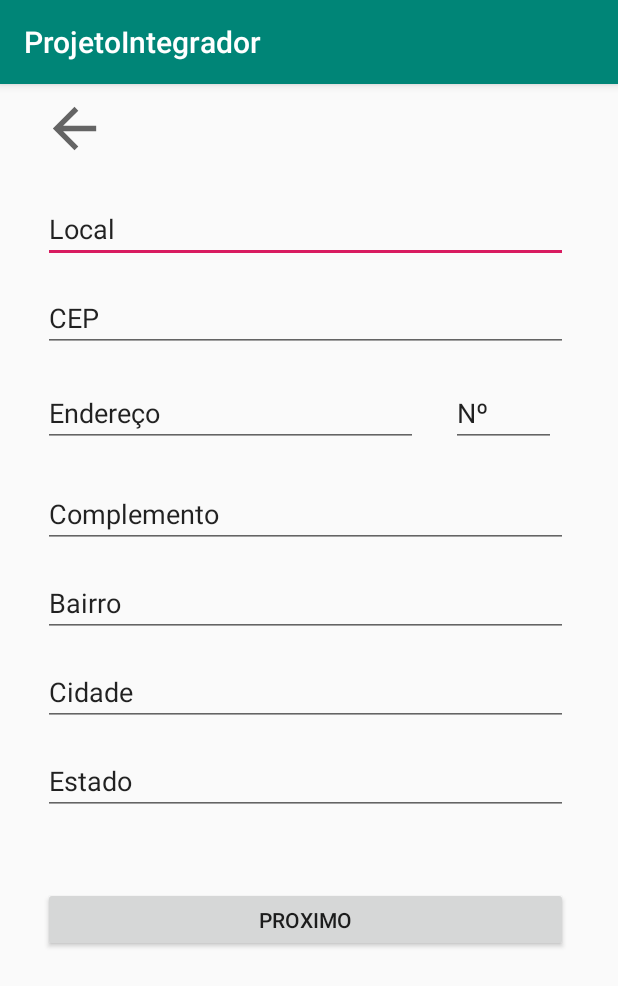
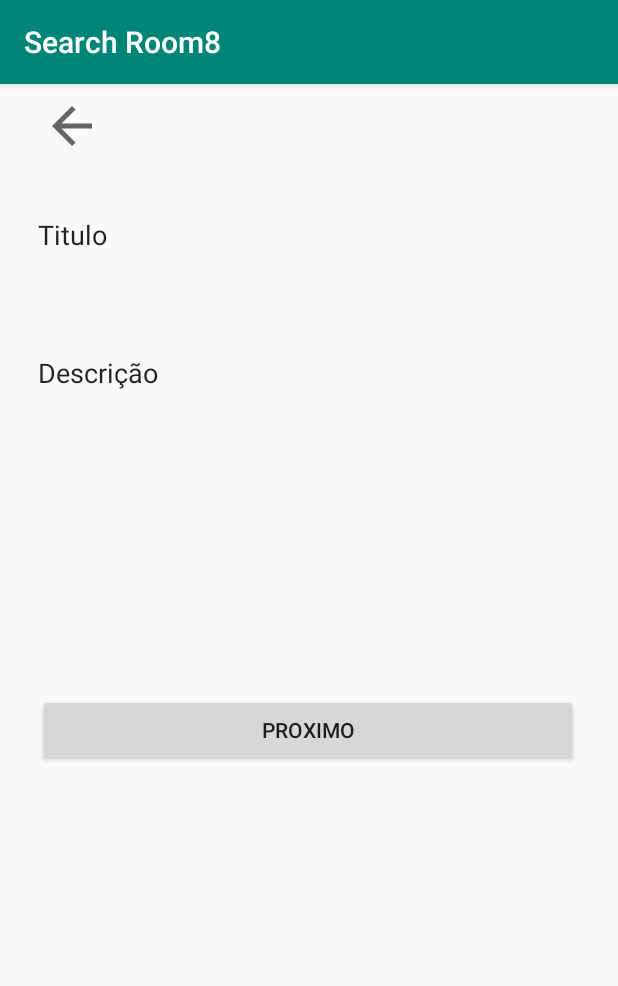
Before and after one commit to furstsoo/PI4, an Android app: the CadastroActivity screen opened directly, with no data from a screen before it, after a tap on "PROXIMO", on a phone screen of 412 x 824 dp. Shown: the top 986 px of the screen. Run offline under Robolectric (Android 15) with nearby library versions, the phone set to English and light mode, and no system bars.

Commit message:
adição local

```diff
--- a/app/build.gradle
+++ b/app/build.gradle
@@ -27,4 +27,5 @@ dependencies {
     androidTestImplementation 'androidx.test:runner:1.2.0'
     androidTestImplementation 'androidx.test.espresso:espresso-core:3.2.0'
     implementation 'androidx.legacy:legacy-support-v4:1.0.0'
+    implementation 'com.google.android.material:material:1.0.0'
 }
--- a/app/src/main/java/com/example/projetointegrador/CadastroActivity.java
+++ b/app/src/main/java/com/example/projetointegrador/CadastroActivity.java
@@ -3,18 +3,27 @@ package com.example.projetointegrador;
 import android.content.Intent;
 import android.os.Bundle;
 import android.view.View;
+import android.widget.ArrayAdapter;
 import android.widget.Button;
+import android.widget.Spinner;
 
 import androidx.appcompat.app.AppCompatActivity;
 
 public class CadastroActivity extends AppCompatActivity {
+
+  Spinner tpCadastro;
 
   @Override
   protected void onCreate(Bundle savedInstanceState) {
     super.onCreate(savedInstanceState);
     setContentView(R.layout.activity_cadastro);
 
-    Button proximo_btn = findViewById(R.id.proximo_btn);
+    Button proximo_btn = findViewById(R.id.btnProximoCadUser);
+
+    tpCadastro = findViewById(R.id.spinTp_cadastro);
+
+    ArrayAdapter adapter = ArrayAdapter.createFromResource(this, R.array.tp_cadastro, android.R.layout.simple_spinner_item);
+    tpCadastro.setAdapter(adapter);
 
 
     proximo_btn.setOnClickListener(new View.OnClickListener() {
--- a/app/src/main/java/com/example/projetointegrador/CadastrolocalActivity.java
+++ b/app/src/main/java/com/example/projetointegrador/CadastrolocalActivity.java
@@ -1,6 +1,10 @@
 package com.example.projetointegrador;
 
+import android.content.Intent;
 import android.os.Bundle;
+import android.provider.MediaStore;
+import android.view.View;
+import android.widget.Button;
 
 import androidx.appcompat.app.AppCompatActivity;
 
@@ -11,5 +15,19 @@ public class CadastrolocalActivity extends AppCompatActivity {
     super.onCreate(savedInstanceState);
     setContentView(R.layout.activity_cadastrolocal);
 
+    Button btnProximoLocalCad = findViewById(R.id.btnProximoLocalCad);
+
+    btnProximoLocalCad.setOnClickListener(new View.OnClickListener() {
+      @Override
+      public void onClick(View view) {
+        /*Intent intent = new Intent(CadastrolocalActivity.this, LocalActivity.class);
+        startActivity(intent);*/
+
+        Intent foto = new Intent(MediaStore.ACTION_IMAGE_CAPTURE);
+        startActivity(foto);
+
+      }
+    });
+
     }
 }
--- a/app/src/main/res/layout/activity_cadastrolocal.xml
+++ b/app/src/main/res/layout/activity_cadastrolocal.xml
@@ -8,8 +8,8 @@
 
     <ImageView
         android:id="@+id/idVoltar"
-        android:layout_width="43dp"
-        android:layout_height="43dp"
+        android:layout_width="40dp"
+        android:layout_height="40dp"
         android:layout_marginStart="8dp"
         android:layout_marginLeft="8dp"
         android:layout_marginTop="8dp"
@@ -23,141 +23,60 @@
         tools:layout_conversion_absoluteHeight="43dp"
         tools:layout_conversion_absoluteWidth="43dp" />
 
-    <EditText
-        android:id="@+id/idTituloLocal"
-        android:layout_width="350dp"
-        android:layout_height="43dp"
+    <Button
+        android:id="@+id/btnProximoLocalCad"
+        android:layout_width="360dp"
+        android:layout_height="wrap_content"
         android:layout_marginStart="8dp"
         android:layout_marginLeft="8dp"
-        android:layout_marginTop="76dp"
-        android:layout_marginEnd="8dp"
-        android:layout_marginRight="8dp"
-        android:ems="10"
-        android:inputType="textPersonName"
-        android:text="Local"
-        app:layout_constraintEnd_toEndOf="parent"
-        app:layout_constraintHorizontal_bias="0.447"
-        app:layout_constraintStart_toStartOf="parent"
-        app:layout_constraintTop_toTopOf="parent"
-        tools:layout_conversion_absoluteHeight="43dp"
-        tools:layout_conversion_absoluteWidth="350dp" />
-
-    <EditText
-        android:id="@+id/idCEP"
-        android:layout_width="350dp"
-        android:layout_height="43dp"
-        android:layout_marginTop="16dp"
-        android:ems="10"
-        android:inputType="number"
-        android:text="CEP"
-        app:layout_constraintEnd_toEndOf="@+id/idTituloLocal"
-        app:layout_constraintStart_toStartOf="@+id/idTituloLocal"
-        app:layout_constraintTop_toBottomOf="@+id/idTituloLocal"
-        tools:layout_conversion_absoluteHeight="43dp"
-        tools:layout_conversion_absoluteWidth="178dp" />
-
-    <EditText
-        android:id="@+id/idEnd"
-        android:layout_width="250dp"
-        android:layout_height="43dp"
-        android:layout_marginTop="20dp"
-        android:ems="10"
-        android:inputType="textPersonName"
-        android:text="Endereço"
-        app:layout_constraintEnd_toEndOf="@+id/idCEP"
-        app:layout_constraintHorizontal_bias="0.0"
-        app:layout_constraintStart_toStartOf="@+id/idCEP"
-        app:layout_constraintTop_toBottomOf="@+id/idCEP"
-        tools:layout_conversion_absoluteHeight="43dp"
-        tools:layout_conversion_absoluteWidth="350dp" />
-
-    <EditText
-        android:id="@+id/idComplemento"
-        android:layout_width="350dp"
-        android:layout_height="43dp"
-        android:layout_marginTop="24dp"
-        android:ems="10"
-        android:inputType="textPersonName"
-        android:text="Complemento"
-        app:layout_constraintEnd_toEndOf="@+id/idEnd"
-        app:layout_constraintHorizontal_bias="0.0"
-        app:layout_constraintStart_toStartOf="@+id/idEnd"
-        app:layout_constraintTop_toBottomOf="@+id/idEnd"
-        tools:layout_conversion_absoluteHeight="43dp"
-        tools:layout_conversion_absoluteWidth="250dp" />
-
-    <EditText
-        android:id="@+id/textEstado"
-        android:layout_width="70dp"
-        android:layout_height="43dp"
-        android:layout_marginStart="16dp"
-        android:layout_marginLeft="16dp"
-        android:layout_marginTop="20dp"
-        android:layout_marginEnd="8dp"
-        android:layout_marginRight="8dp"
-        android:ems="10"
-        android:inputType="number"
-        android:text="Nº"
-        app:layout_constraintEnd_toEndOf="@+id/idCEP"
-        app:layout_constraintHorizontal_bias="1.0"
-        app:layout_constraintStart_toEndOf="@+id/idEnd"
-        app:layout_constraintTop_toBottomOf="@+id/idCEP"
-        tools:layout_conversion_absoluteHeight="43dp"
-        tools:layout_conversion_absoluteWidth="65dp" />
-
-    <EditText
-        android:id="@+id/textBairro"
-        android:layout_width="350dp"
-        android:layout_height="43dp"
-        android:layout_marginTop="16dp"
-        android:ems="10"
-        android:inputType="textPersonName"
-        android:text="Bairro"
-        app:layout_constraintEnd_toEndOf="@+id/idComplemento"
-        app:layout_constraintHorizontal_bias="0.514"
-        app:layout_constraintStart_toStartOf="@+id/idComplemento"
-        app:layout_constraintTop_toBottomOf="@+id/idComplemento"
-        tools:layout_conversion_absoluteHeight="43dp"
-        tools:layout_conversion_absoluteWidth="250dp" />
-
-    <EditText
-        android:id="@+id/editCidade"
-        android:layout_width="350dp"
-        android:layout_height="43dp"
-        android:layout_marginTop="16dp"
-        android:ems="10"
-        android:inputType="textPersonName"
-        android:text="Cidade"
-        app:layout_constraintEnd_toEndOf="@+id/textBairro"
-        app:layout_constraintStart_toStartOf="@+id/textBairro"
-        app:layout_constraintTop_toBottomOf="@+id/textBairro" />
-
-    <EditText
-        android:id="@+id/editEstado"
-        android:layout_width="350dp"
-        android:layout_height="43dp"
-        android:layout_marginTop="16dp"
-        android:ems="10"
-        android:inputType="textPersonName"
-        android:text="Estado"
-        app:layout_constraintEnd_toEndOf="@+id/editCidade"
-        app:layout_constraintStart_toStartOf="@+id/editCidade"
-        app:layout_constraintTop_toBottomOf="@+id/editCidade" />
-
-    <Button
-        android:id="@+id/btn_px"
-        android:layout_width="350dp"
-        android:layout_height="43dp"
-        android:layout_marginTop="472dp"
+        android:layout_marginTop="8dp"
         android:layout_marginBottom="8dp"
         android:text="Proximo"
         app:layout_constraintBottom_toBottomOf="parent"
-        app:layout_constraintEnd_toEndOf="@+id/editEstado"
-        app:layout_constraintHorizontal_bias="0.0"
-        app:layout_constraintStart_toStartOf="@+id/editEstado"
-        app:layout_constraintTop_toBottomOf="@+id/idVoltar"
-        app:layout_constraintVertical_bias="0.063"
+        app:layout_constraintEnd_toEndOf="@+id/taDescricao"
+        app:layout_constraintHorizontal_bias="1.0"
+        app:layout_constraintStart_toStartOf="@+id/taDescricao"
+        app:layout_constraintTop_toBottomOf="@+id/taDescricao"
+        app:layout_constraintVertical_bias="0.122"
         tools:layout_conversion_absoluteHeight="43dp"
         tools:layout_conversion_absoluteWidth="373dp" />
 
+    <EditText
+        android:id="@+id/taDescricao"
+        android:layout_width="360dp"
+        android:layout_height="176dp"
+        android:layout_marginTop="32dp"
+        android:background="@null"
+        android:gravity="top|left"
+        android:inputType="textMultiLine"
+        android:lines="6"
+        android:overScrollMode="always"
+        android:scrollbarStyle="insideInset"
+        android:scrollbars="vertical"
+        android:scrollHorizontally="false"
+        android:text="Descrição"
+        android:textAppearance="?android:attr/textAppearanceMedium"
+        app:layout_constraintEnd_toEndOf="@+id/taTitulo"
+        app:layout_constraintStart_toStartOf="@+id/taTitulo"
+        app:layout_constraintTop_toBottomOf="@+id/taTitulo" />
+
+    <EditText
+        android:id="@+id/taTitulo"
+        android:layout_width="360dp"
+        android:layout_height="60dp"
+        android:layout_marginTop="40dp"
+        android:background="@null"
+        android:gravity="top|left"
+        android:inputType="textMultiLine"
+        android:lines="2"
+        android:overScrollMode="always"
+        android:scrollbarStyle="insideInset"
+        android:scrollHorizontally="false"
+        android:text="Titulo"
+        android:textAppearance="?android:attr/textAppearanceMedium"
+        app:layout_constraintEnd_toEndOf="@+id/idVoltar"
+        app:layout_constraintHorizontal_bias="0.009"
+        app:layout_constraintStart_toStartOf="@+id/idVoltar"
+        app:layout_constraintTop_toBottomOf="@+id/idVoltar" />
+
 </androidx.constraintlayout.widget.ConstraintLayout>
--- a/app/src/main/res/values/strings.xml
+++ b/app/src/main/res/values/strings.xml
@@ -1,4 +1,10 @@
 <resources>
-    <string name="app_name">ProjetoIntegrador</string>
+    <string name="app_name">Search Room8 </string>
     <string name="todo">TODO</string>
+
+    <string-array name="tp_cadastro">
+        <item>Ambos</item>
+        <item>Locatario</item>
+        <item>Locador</item>
+    </string-array>
 </resources>
```
Also changed, not shown: app/src/main/AndroidManifest.xml (+3 -5 lines), app/src/main/java/com/example/projetointegrador/LocalActivity.java (added, +16 -0 lines), app/src/main/res/layout/activity_cadastro.xml (+125 -117 lines), app/src/main/res/layout/activity_local.xml (added, +142 -0 lines).
